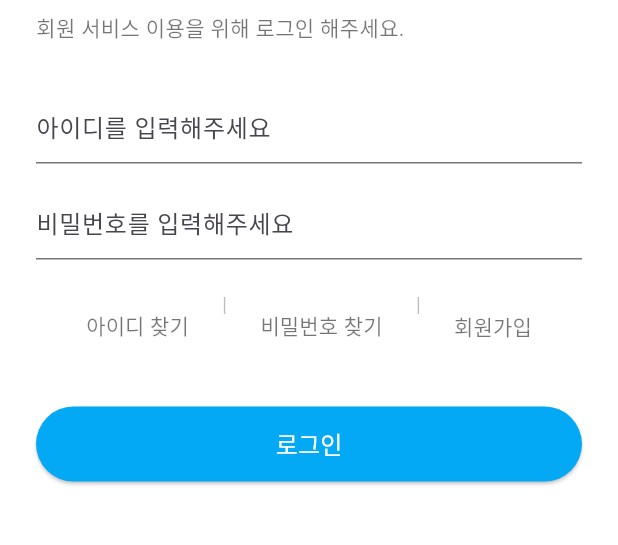
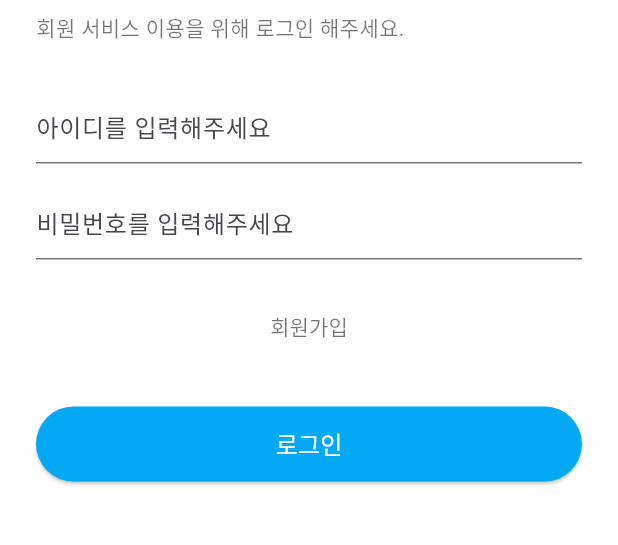
Before and after one commit to kthowns/mobile-dictionary, a Flutter app: the screen it shows after launch, on a phone screen of 412 x 824 dp, the part 396-941 px from its top. Run offline on Flutter 3.47's test engine with Material 3 defaults, Android fonts, the phone set to English and light mode, and no system bars.

Commit message:
fix: 로그인 UI 수정 - 아이디 찾기 삭제 - 비밀번호 찾기 삭제 - 회원가입 버튼만 유지

```diff
--- a/mobidic_flutter/lib/Log_in_page.dart
+++ b/mobidic_flutter/lib/Log_in_page.dart
@@ -1,6 +1,6 @@
 import 'package:flutter/material.dart';
-import 'find_id_page.dart';
-import 'find_pw_page.dart';
+import 'find_id_page.dart'; // ❌ 필요 없어졌지만, 추후 사용할 수도 있으므로 유지
+import 'find_pw_page.dart'; // ❌ 필요 없어졌지만, 추후 사용할 수도 있으므로 유지
 
 class LoginPage extends StatefulWidget {
   const LoginPage({Key? key}) : super(key: key);
@@ -95,37 +95,11 @@ class _LoginPageState extends State<LoginPage> {
             ),
             const SizedBox(height: 20),
             Center(
-              child: Wrap(
-                spacing: 10,
-                alignment: WrapAlignment.center,
-                children: [
-                  TextButton(
-                    onPressed: () {
-                      Navigator.push(
-                        context,
-                        MaterialPageRoute(builder: (_) => const FindIdPage()),
-                      );
-                    },
-                    child: const Text('아이디 찾기', style: TextStyle(color: Colors.black54)),
-                  ),
-                  const Text('|', style: TextStyle(color: Colors.black26)),
-                  TextButton(
-                    onPressed: () {
-                      Navigator.push(
-                        context,
-                        MaterialPageRoute(builder: (_) => const FindPwPage()),
-                      );
-                    },
-                    child: const Text('비밀번호 찾기', style: TextStyle(color: Colors.black54)),
-                  ),
-                  const Text('|', style: TextStyle(color: Colors.black26)),
-                  TextButton(
-                    onPressed: () {
-                      Navigator.pushNamed(context, '/signup');
-                    },
-                    child: const Text('회원가입', style: TextStyle(color: Colors.black54)),
-                  ),
-                ],
+              child: TextButton(
+                onPressed: () {
+                  Navigator.pushNamed(context, '/signup');
+                },
+                child: const Text('회원가입', style: TextStyle(color: Colors.black54)),
               ),
             ),
             const SizedBox(height: 30),
```
